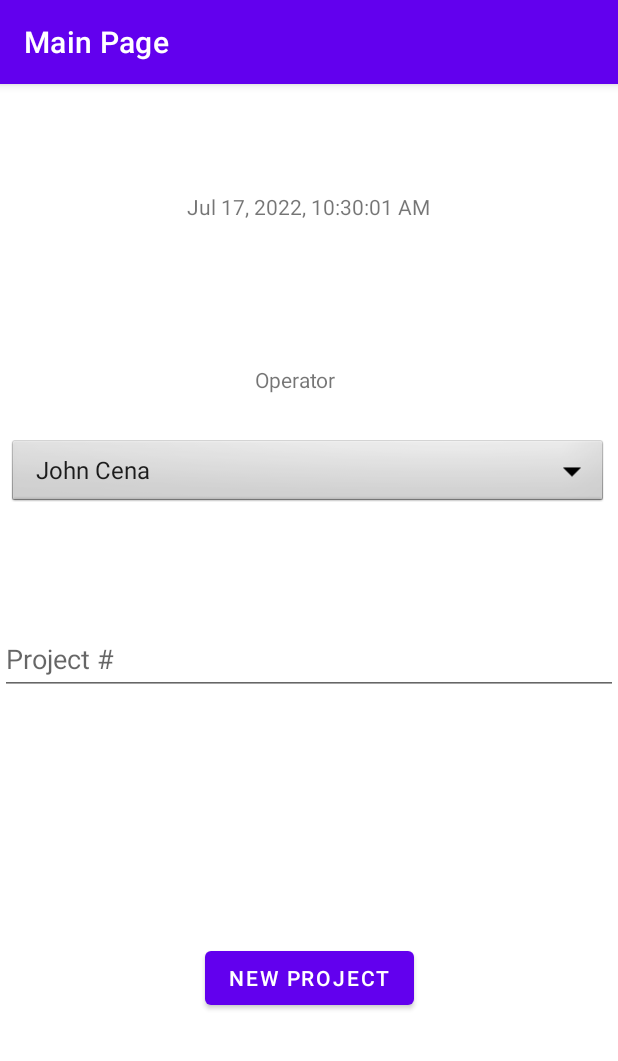
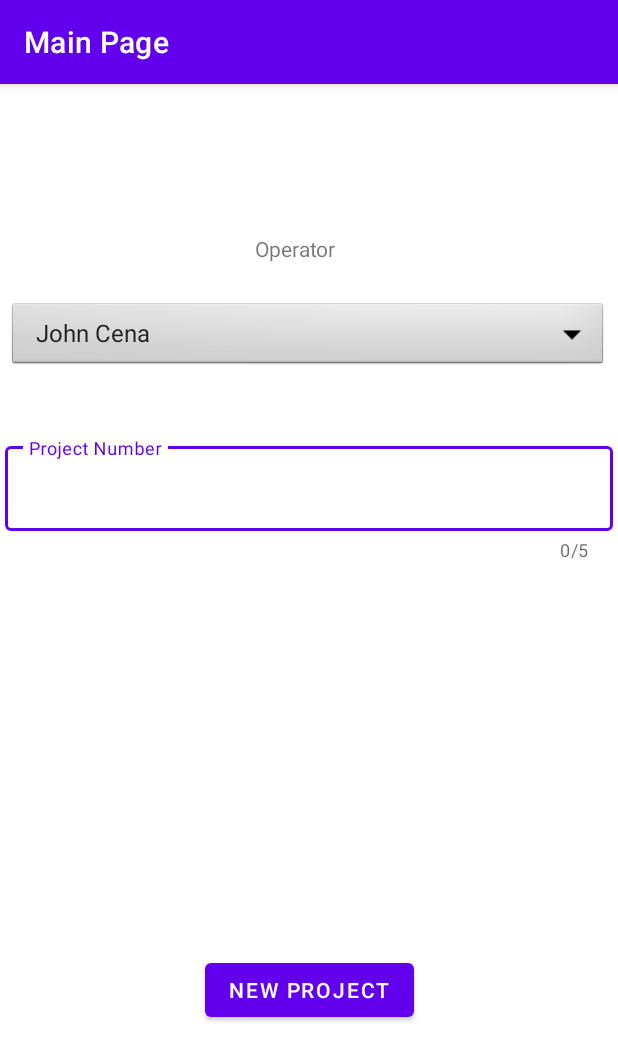
Before and after one commit to MihaiSirbu/Geophysics_Lair, an Android app: the screen it shows after launch (MainActivity), on a phone screen of 412 x 824 dp. Shown: the top 1061 px of the screen. Run offline under Robolectric (Android 15) with nearby library versions, the phone set to English and light mode, and no system bars.

Commit message:
Removed time from Main activity, reorganized Main activity, added char constaints from Project Number at main activity

```diff
--- a/app/src/main/java/com/example/MishuProject/MainActivity.java
+++ b/app/src/main/java/com/example/MishuProject/MainActivity.java
@@ -35,15 +35,6 @@ public class MainActivity extends AppCompatActivity implements AdapterView.OnIte
         }
 
 
-        // TIME DISPLAY
-        TextView timedisplayWidget = findViewById(R.id.TimeTextView);
-        new Handler().postDelayed(new Runnable() {
-            public void run() {
-                // display your time here...
-                String currentDateTimeString = DateFormat.getDateTimeInstance().format(new Date());
-                timedisplayWidget.setText(currentDateTimeString);
-            }
-        }, 1000); // here 1 seconds to refresh time after 1 seconds
 
     // PROJECT NUMBER
 
--- a/app/src/main/res/layout/activity_main.xml
+++ b/app/src/main/res/layout/activity_main.xml
@@ -7,21 +7,22 @@
     tools:context=".MainActivity">
 
 
-    <androidx.recyclerview.widget.RecyclerView
-        android:id="@+id/recyclerView"
-        android:layout_width="409dp"
-        android:layout_height="729dp"
-        app:layout_constraintBottom_toBottomOf="parent"
+    <TextView
+        android:id="@+id/OperatorTextView"
+        android:layout_width="70dp"
+        android:layout_height="40dp"
+        android:layout_marginTop="100dp"
+        android:text="@string/OperatorText"
         app:layout_constraintEnd_toEndOf="parent"
+        app:layout_constraintHorizontal_bias="0.498"
         app:layout_constraintStart_toStartOf="parent"
-        app:layout_constraintTop_toTopOf="parent"
-        app:layout_constraintVertical_bias="1.0" />
+        app:layout_constraintTop_toTopOf="parent" />
 
     <Spinner
         android:id="@+id/spinner1"
         android:layout_width="400dp"
         android:layout_height="48dp"
-        android:layout_marginTop="8dp"
+        android:layout_marginTop="4dp"
         android:background="@android:drawable/btn_dropdown"
         android:contentDescription="@string/OperatorText"
         android:spinnerMode="dropdown"
@@ -30,64 +31,42 @@
         app:layout_constraintStart_toStartOf="parent"
         app:layout_constraintTop_toBottomOf="@+id/OperatorTextView" />
 
-    <TextView
-        android:id="@+id/OperatorTextView"
-        android:layout_width="70dp"
-        android:layout_height="40dp"
-        android:layout_marginTop="96dp"
-        android:text="@string/OperatorText"
-        app:layout_constraintEnd_toEndOf="parent"
-        app:layout_constraintHorizontal_bias="0.498"
-        app:layout_constraintStart_toStartOf="parent"
-        app:layout_constraintTop_toBottomOf="@+id/TimeTextView" />
-
     <Button
         android:id="@+id/addShotButton"
         android:layout_width="wrap_content"
         android:layout_height="wrap_content"
-        android:layout_marginBottom="148dp"
+        android:layout_marginBottom="140dp"
         android:clickable="true"
         android:focusable="true"
         android:text="New Project"
         app:layout_constraintBottom_toBottomOf="parent"
         app:layout_constraintEnd_toEndOf="parent"
         app:layout_constraintStart_toStartOf="parent"
-        app:layout_constraintTop_toBottomOf="@+id/ProjectTextNumber"
-        app:layout_constraintVertical_bias="1.0"
+
         app:srcCompat="@drawable/add_main"
         tools:ignore="SpeakableTextPresentCheck" />
 
-    <TextView
-        android:id="@+id/TimeTextView"
-        android:layout_width="wrap_content"
-        android:layout_height="wrap_content"
-        android:layout_marginTop="72dp"
-        android:text="TextView"
-        app:layout_constraintEnd_toEndOf="parent"
-        app:layout_constraintHorizontal_bias="0.498"
-        app:layout_constraintStart_toStartOf="parent"
-        app:layout_constraintTop_toTopOf="parent" />
 
     <com.google.android.material.textfield.TextInputLayout
-        android:layout_width="406dp"
+        android:id="@+id/ProjectIDLayout"
+        style="@style/Widget.MaterialComponents.TextInputLayout.OutlinedBox"
+        android:layout_width="405dp"
         android:layout_height="wrap_content"
-        android:layout_marginTop="76dp"
+        android:hint="Project Number"
+        app:counterEnabled="true"
+        app:counterMaxLength="5"
+        app:layout_constraintBottom_toTopOf="@+id/addShotButton"
+        app:layout_constraintEnd_toEndOf="parent"
         app:layout_constraintStart_toStartOf="parent"
-        app:layout_constraintTop_toBottomOf="@+id/spinner1">
+        app:layout_constraintTop_toBottomOf="@+id/spinner1"
+        app:layout_constraintVertical_bias="0.144">
 
+        <com.google.android.material.textfield.TextInputEditText
+            android:id="@+id/ProjectTextNumber"
+            android:layout_width="match_parent"
+            android:layout_height="wrap_content"
+            android:maxLength="5" />
     </com.google.android.material.textfield.TextInputLayout>
-
-    <com.google.android.material.textfield.TextInputEditText
-        android:id="@+id/ProjectTextNumber"
-        android:layout_width="match_parent"
-        android:layout_height="wrap_content"
-        android:layout_marginTop="76dp"
-        android:hint="Project #"
-        android:minHeight="48dp"
-        app:layout_constraintEnd_toEndOf="parent"
-        app:layout_constraintHorizontal_bias="0.0"
-        app:layout_constraintStart_toStartOf="parent"
-        app:layout_constraintTop_toBottomOf="@+id/spinner1" />
 
 
 </androidx.constraintlayout.widget.ConstraintLayout>
```
